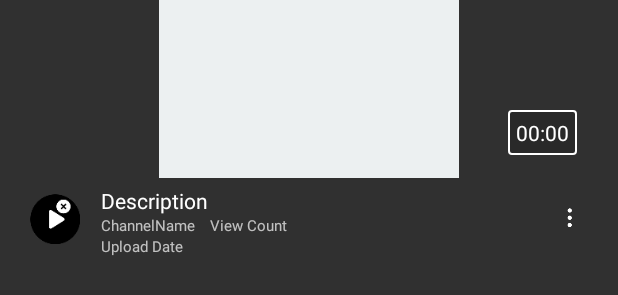
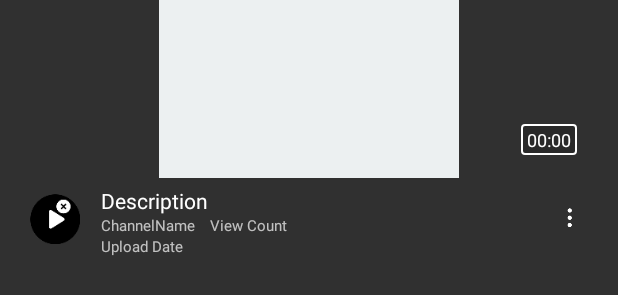
Before and after one commit to sscoderr/Floating-Player, an Android app: the layout trend_activity_item.xml on its own in the app's theme, with its tools: preview values and no code run, on a phone screen of 412 x 824 dp. Shown: the part 140-435 px from the top of the screen. Run offline under Robolectric (Android 15) with nearby library versions, the phone set to English and light mode, and no system bars.

Commit message:
First Loading

```diff
--- a/app/src/main/res/layout/trend_activity_item.xml
+++ b/app/src/main/res/layout/trend_activity_item.xml
@@ -41,10 +41,13 @@
                         android:layout_width="wrap_content"
                         android:layout_height="wrap_content"
                         android:background="@drawable/custom_videoplayer_textviewduration"
-                        android:padding="5dp"
+                        android:paddingLeft="4dp"
+                        android:paddingRight="4dp"
+                        android:paddingTop="2dp"
+                        android:paddingBottom="2dp"
                         android:text="00:00"
                         android:textColor="#FFFFFF"
-                        android:textSize="14sp" />
+                        android:textSize="12sp" />
                 </RelativeLayout>
             </RelativeLayout>
 
--- a/app/src/main/res/layout/video_item.xml
+++ b/app/src/main/res/layout/video_item.xml
@@ -120,7 +120,10 @@
                 android:layout_width="wrap_content"
                 android:layout_height="wrap_content"
                 android:background="@drawable/custom_videoplayer_textviewduration"
-                android:padding="4dp"
+                android:paddingLeft="3dp"
+                android:paddingRight="3dp"
+                android:paddingTop="2dp"
+                android:paddingBottom="2dp"
                 android:text="00:00"
                 android:textColor="#FFFFFF"
                 android:textSize="12sp" />
```
